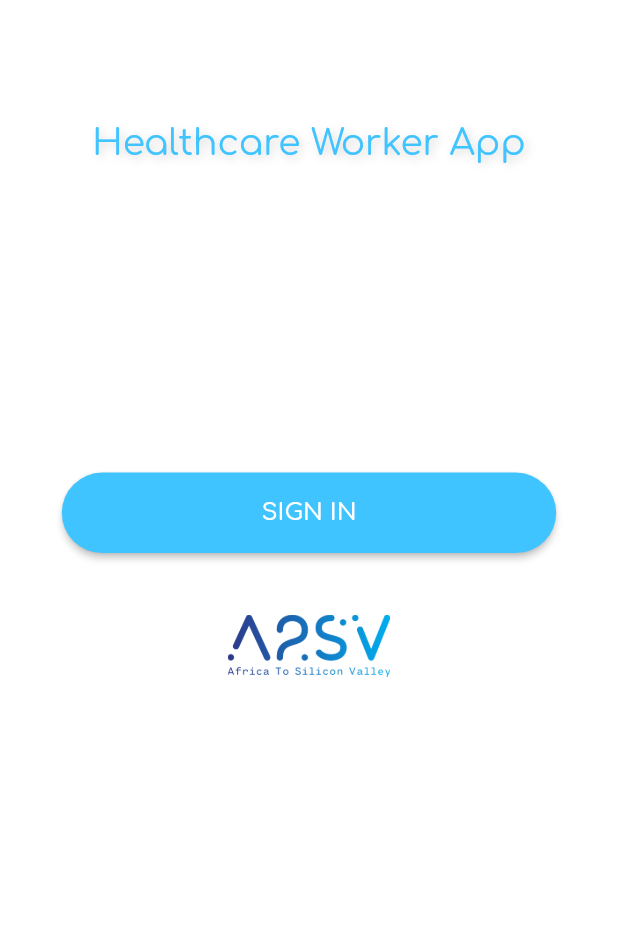
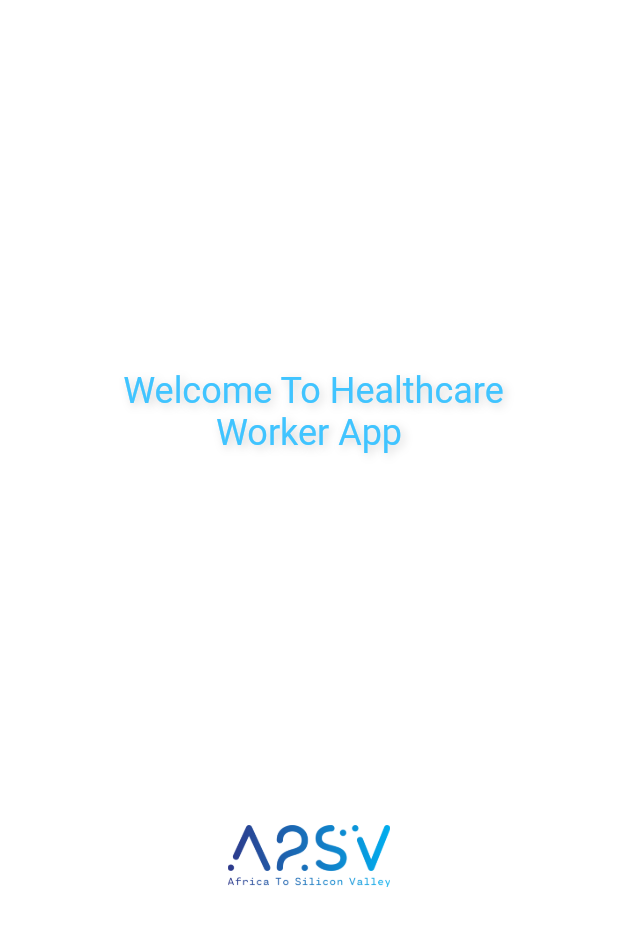
Before and after one commit to RealEskalate/TrackSym, a Flutter app: the first screen one second after launch, on a phone screen of 412 x 824 dp, the part 207-1153 px from its top. Run offline on Flutter 3.47's test engine with Material 2 defaults, Android fonts, the phone set to English and light mode, and no system bars; our stand-ins replace charts_flutter, date_picker_timeline, equatable, fl_chart, flutter_bloc and 2 more; missing offline and left inert: dart:ffi; accounts and stored records are empty.

Commit message:
[mobile] update on authentication

```diff
--- a/ephi_healthcare_worker_app/lib/main.dart
+++ b/ephi_healthcare_worker_app/lib/main.dart
@@ -7,34 +7,77 @@
 // Main Themes for Both Anroid and IOS Devices
 import 'package:flutter/cupertino.dart';
 import 'package:flutter/material.dart';
-import 'package:flutter_bloc/flutter_bloc.dart';
-import 'view_models/caseBloc.dart';
-import 'view_models/patientBloc.dart';
-import 'view_models/userBloc.dart';
-import 'view_models/caseRepo.dart';
-import 'view_models/patientRepo.dart';
-import 'view_models/userRepo.dart';
 
 // Welcome Page
 import 'pages/welcome_page/welcome.dart';
+import 'pages/home/home.dart';
+import 'pages/sign_in/login.dart';
+import 'package:shared_preferences/shared_preferences.dart';
+import 'dart:async';
 
-void main() => runApp(MaterialApp(
-      // Sets a font as the default globally
-      theme: ThemeData(fontFamily: 'Comfortaa'),
-      debugShowCheckedModeBanner: false,
-      home: MultiBlocProvider(providers: [
-        BlocProvider(create: (context) => CaseBloc(CaseRepo())),
-        BlocProvider(create: (context) => PatientBloc(PatientRepo())),
-        BlocProvider(create: (context) => UserBloc(UserRepo()))
-      ], child: Main()),
-    ));
+Future<void> main() async {
+  WidgetsFlutterBinding.ensureInitialized();
+  SharedPreferences prefs = await SharedPreferences.getInstance();
+  runApp(MaterialApp(
+    // Sets a font as the default globally
+    theme: ThemeData(fontFamily: 'Comfortaa'),
+    debugShowCheckedModeBanner: false,
+    home: prefs.getString("Token") != null
+        ? Main(signedIn: true)
+        : Main(signedIn: false),
+  ));
+}
 
 class Main extends StatelessWidget {
+  bool signedIn;
+  Main({this.signedIn});
+  //Initializing FireFlutter
+  //final Future<FirebaseApp> _initialization = Firebase.initializeApp();
+
+  @override
+  Widget build(BuildContext context) {
+    return MaterialApp(
+        title: 'Nebeb',
+        debugShowCheckedModeBanner: false,
+        home: MyAppHomePage(
+          signedIn: this.signedIn,
+        ));
+  }
+}
+
+class MyAppHomePage extends StatefulWidget {
+  bool signedIn;
+  MyAppHomePage({this.signedIn});
+  @override
+  MyAppHomePageState createState() =>
+      MyAppHomePageState(signedIn: this.signedIn);
+}
+
+class MyAppHomePageState extends State<MyAppHomePage>
+    with WidgetsBindingObserver {
+  bool goingToMain = true;
+  bool signedIn;
+  MyAppHomePageState({this.signedIn});
+  @override
+  void initState() {
+    // TODO: implement initState
+    super.initState();
+    Timer(
+        Duration(seconds: 5),
+        () => setState(() {
+              goingToMain = false;
+            }));
+  }
+
   @override
   Widget build(BuildContext context) {
     return Scaffold(
       backgroundColor: Colors.amber[50],
-      body: WelcomePage(),
+      body: goingToMain
+          ? WelcomePage()
+          : signedIn
+              ? Home()
+              : LoginPage(),
     );
   }
 }
--- a/ephi_healthcare_worker_app/lib/pages/welcome_page/welcome.dart
+++ b/ephi_healthcare_worker_app/lib/pages/welcome_page/welcome.dart
@@ -1,7 +1,6 @@
 import 'package:flutter/cupertino.dart';
 import 'package:flutter/material.dart';
 import '../../view_models/userBloc.dart';
-import 'package:flutter_bloc/flutter_bloc.dart';
 
 // Login Page
 import '../sign_up/createAccount.dart';
@@ -15,15 +14,16 @@ class WelcomePage extends StatelessWidget {
     return Scaffold(
       backgroundColor: Colors.white,
       body: Center(
-        child: Column(
+        child: ListView(
+          padding: EdgeInsets.symmetric(horizontal: 40),
           children: <Widget>[
             SizedBox(height: size.height * 0.07),
             Center(
               child: Image.asset('assets/images/ephi.png',
                   width: size.height * 0.5, height: 80),
             ),
-            SizedBox(height: size.height * 0.1),
-            Text('Healthcare Worker App',
+            SizedBox(height: size.height * 0.3),
+            Text(' Welcome To Healthcare Worker App',
                 textAlign: TextAlign.center,
                 style: TextStyle(
                   shadows: <Shadow>[
@@ -64,32 +64,29 @@ class WelcomePage extends StatelessWidget {
             // ),
             // SizedBox(height: size.height * 0.02),
 
-            ButtonTheme(
-              minWidth: size.width * 0.8,
-              height: size.width * 0.13,
-              child: RaisedButton(
-                color: Colors.lightBlueAccent,
-                shape: RoundedRectangleBorder(
-                    borderRadius: BorderRadius.circular(40)),
-                onPressed: () {
-                  Navigator.push(
-                    context,
-                    MaterialPageRoute(
-                      builder: (_) => BlocProvider.value(
-                        value: BlocProvider.of<UserBloc>(context),
-                        child: LoginPage(),
-                      ),
-                    ),
-                  );
-                },
-                child: Text('SIGN IN',
-                    textAlign: TextAlign.center,
-                    style: TextStyle(
-                      color: Colors.white,
-                      fontSize: 16.0,
-                    )),
-              ),
-            ),
+            // ButtonTheme(
+            //   minWidth: size.width * 0.8,
+            //   height: size.width * 0.13,
+            //   child: RaisedButton(
+            //     color: Colors.lightBlueAccent,
+            //     shape: RoundedRectangleBorder(
+            //         borderRadius: BorderRadius.circular(40)),
+            //     onPressed: () {
+            //       Navigator.push(
+            //         context,
+            //         MaterialPageRoute(
+            //           builder: (_) => LoginPage(),
+            //         ),
+            //       );
+            //     },
+            //     child: Text('SIGN IN',
+            //         textAlign: TextAlign.center,
+            //         style: TextStyle(
+            //           color: Colors.white,
+            //           fontSize: 16.0,
+            //         )),
+            //   ),
+            // ),
             SizedBox(height: size.height * 0.05),
             Image.asset(
               'assets/images/a2sv.png',
--- a/ephi_healthcare_worker_app/lib/widgets/drawer.dart
+++ b/ephi_healthcare_worker_app/lib/widgets/drawer.dart
@@ -5,6 +5,7 @@ import 'package:flutter/material.dart';
 import 'dart:ui';
 import '../pages/sign_in/login.dart';
 import 'hexColorGenerator.dart';
+import 'package:shared_preferences/shared_preferences.dart';
 
 class AppDrawer extends StatelessWidget {
   @override
@@ -120,7 +121,7 @@ Widget _createDrawerItem(
         )
       ],
     ),
-    onTap: () {
+    onTap: () async {
       switch (text) {
         case "Settings":
           break;
@@ -141,6 +142,8 @@ Widget _createDrawerItem(
           );
           break;
         case "Logout":
+          SharedPreferences prefs = await SharedPreferences.getInstance();
+          await prefs.clear();
           Navigator.push(
             context,
             MaterialPageRoute(
--- a/ephi_healthcare_worker_app/pubspec.yaml
+++ b/ephi_healthcare_worker_app/pubspec.yaml
@@ -43,7 +43,6 @@ dev_dependencies:
   http: ^0.12.2
   retry: ^3.0.1
   shared_preferences: ^0.5.12+2
-  flutter_bloc: ^6.0.6
   equatable: ^1.2.5
 # For information on the generic Dart part of this file, see the
 # following page: https://dart.dev/tools/pub/pubspec
```
Also changed, not shown: ephi_healthcare_worker_app/lib/pages/home/home.dart (+27 -9 lines), ephi_healthcare_worker_app/lib/pages/sign_in/login.dart (+43 -31 lines), ephi_healthcare_worker_app/pubspec.lock.
